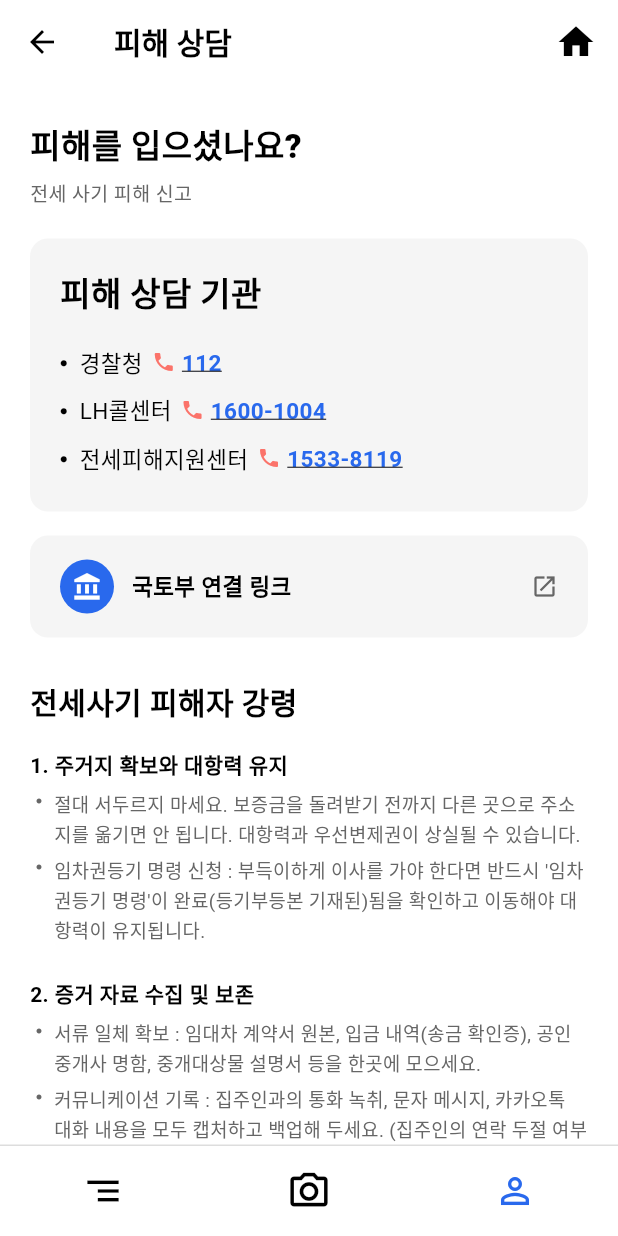
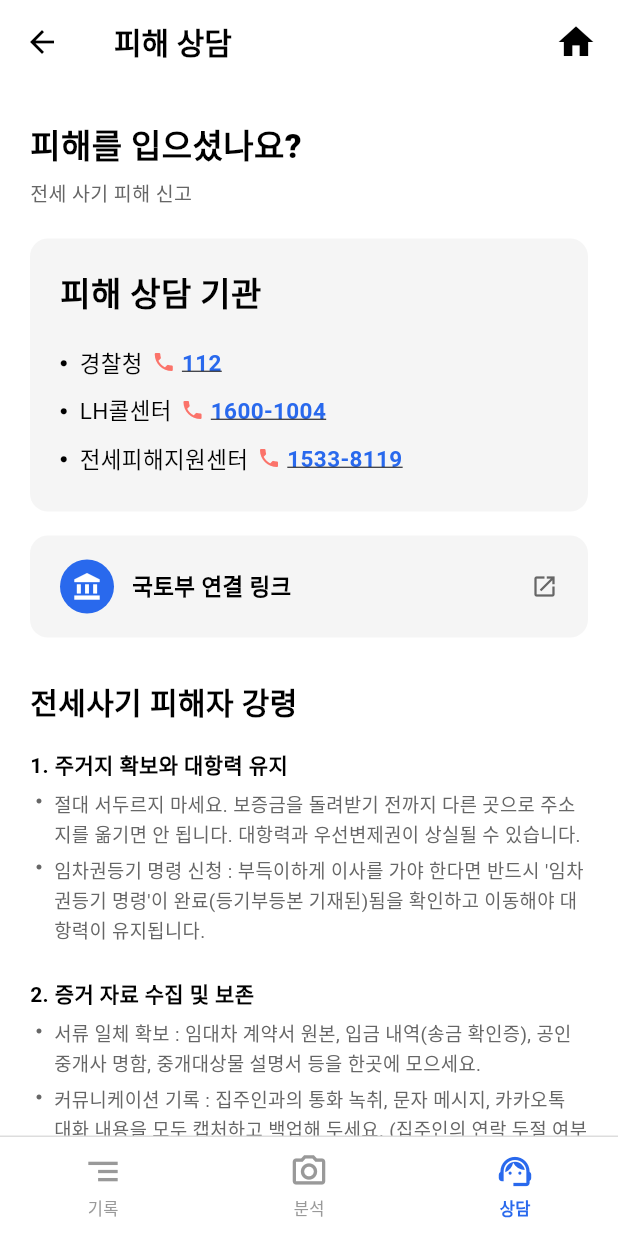
Before and after one commit to Guard-Up/Guard_Up_App, a Flutter app: the screen it shows after launch, item 3 of the bottom bar chosen, on a phone screen of 412 x 824 dp. Run offline on Flutter 3.47's test engine with Material 3 defaults, Android fonts, the phone set to English and light mode, and no system bars; our stand-ins replace camera, get, image_picker, shared_preferences, sqflite; accounts and stored records are empty.

Commit message:
하단바 통일, 분석 뒤로가기 처리, 최근기록 클릭 이동

```diff
--- a/lib/app/modules/helpsupport/controllers/help_support_controller.dart
+++ b/lib/app/modules/helpsupport/controllers/help_support_controller.dart
@@ -7,7 +7,6 @@ import '../../../routes/app_routes.dart';
 class HelpSupportController extends GetxController {
   /// 국토부 연결 링크 → 웹페이지 열기
   Future<void> openMolitWebsite() async {
-    // 국토교통부 전세사기 피해지원 안내 페이지 (필요 시 주소만 바꾸면 됨)
     final uri = Uri.parse('https://www.molit.go.kr');
     try {
       final ok = await launchUrl(uri, mode: LaunchMode.externalApplication);
@@ -47,13 +46,12 @@ class HelpSupportController extends GetxController {
     );
   }
 
-  // ─── 네비게이션 (자립상담과 동일) ──────────────────────
+  // ─── 네비게이션 ──────────────────────
   void onHomePressed() => Get.offAllNamed(Routes.home); // 홈으로
   void onHistoryPressed() => Get.toNamed(Routes.history); // 최근 기록
   void onScanPressed() => Get.toNamed(Routes.scan); // 계약서 촬영
 
   void onUserPressed() {
-    // TODO: 사용자(프로필) 페이지가 생기면 Routes.user 로 연결
     Get.snackbar(
       '안내',
       '사용자 페이지는 준비 중입니다.',
--- a/lib/app/modules/helpsupport/views/help_support_view.dart
+++ b/lib/app/modules/helpsupport/views/help_support_view.dart
@@ -1,7 +1,8 @@
 import 'package:flutter/material.dart';
+import 'package:get/get.dart';
 import '../../../constants/app_constants.dart';
+import '../../../widgets/app_bottom_nav.dart';
 import '../controllers/help_support_controller.dart';
-import 'package:get/get.dart';
 
 class HelpSupportView extends GetView<HelpSupportController> {
   const HelpSupportView({super.key});
@@ -10,7 +11,7 @@ class HelpSupportView extends GetView<HelpSupportController> {
   Widget build(BuildContext context) {
     return Scaffold(
       backgroundColor: AppColors.white,
-      // ── 상단바 ──
+      // ── 상단바: 방패 + 앱 이름 + 홈 버튼 (자립상담과 동일) ──
       appBar: AppBar(
         backgroundColor: AppColors.white,
         elevation: 0,
@@ -70,7 +71,7 @@ class HelpSupportView extends GetView<HelpSupportController> {
         ),
       ),
       // ── 하단 네비게이션 (자립상담과 동일) ──
-      bottomNavigationBar: _BottomNav(controller: controller),
+      bottomNavigationBar: const AppBottomNav(current: AppNavTab.consult),
     );
   }
 
@@ -137,7 +138,7 @@ class HelpSupportView extends GetView<HelpSupportController> {
     );
   }
 
-  // ── 국토부 연결 링크  ──────────────
+  // ── 국토부 연결 링크 (탭하면 웹페이지 열림) ──────────────
   Widget _buildMolitLink() {
     return InkWell(
       onTap: controller.openMolitWebsite,
@@ -285,49 +286,7 @@ class HelpSupportView extends GetView<HelpSupportController> {
   }
 }
 
-// ── 하단 네비게이션 바 ──────────────────
-class _BottomNav extends StatelessWidget {
-  final HelpSupportController controller;
-  const _BottomNav({required this.controller});
-
-  @override
-  Widget build(BuildContext context) {
-    return Container(
-      decoration: const BoxDecoration(
-        color: AppColors.white,
-        border: Border(top: BorderSide(color: AppColors.borderLine)),
-      ),
-      child: SafeArea(
-        top: false,
-        child: Padding(
-          padding: const EdgeInsets.symmetric(vertical: 6),
-          child: Row(
-            mainAxisAlignment: MainAxisAlignment.spaceAround,
-            children: [
-              IconButton(
-                icon: const Icon(Icons.segment, size: 28, color: AppColors.textBlack),
-                tooltip: '최근 기록',
-                onPressed: controller.onHistoryPressed,
-              ),
-              IconButton(
-                icon: const Icon(Icons.photo_camera_outlined, size: 30, color: AppColors.textBlack),
-                tooltip: '계약서 촬영',
-                onPressed: controller.onScanPressed,
-              ),
-              IconButton(
-                icon: const Icon(Icons.person_outline, size: 28, color: AppColors.primaryBlue),
-                tooltip: '사용자',
-                onPressed: controller.onUserPressed,
-              ),
-            ],
-          ),
-        ),
-      ),
-    );
-  }
-}
-
-/// 피해 상담 기관
+/// 피해 상담 기관 (고정 데이터용 모델)
 class Agency {
   final String name; // 기관명
   final String phone; // 전화번호
@@ -335,7 +294,7 @@ class Agency {
   const Agency({required this.name, required this.phone});
 }
 
-/// 피해 상담 기관 고정 목록
+/// 피해 상담 기관 고정 목록 (재사용 상수)
 const List<Agency> kHelpAgencies = [
   Agency(name: '경찰청', phone: '112'),
   Agency(name: 'LH콜센터', phone: '1600-1004'),
--- a/lib/app/modules/home/views/home_view.dart
+++ b/lib/app/modules/home/views/home_view.dart
@@ -2,6 +2,7 @@ import 'package:flutter/material.dart';
 import 'package:get/get.dart';
 import '../../../constants/app_constants.dart';
 import '../../../routes/app_routes.dart';
+import '../../../widgets/app_bottom_nav.dart';
 import '../controllers/home_controller.dart';
 
 class HomeView extends GetView<HomeController> {
@@ -94,7 +95,8 @@ class HomeView extends GetView<HomeController> {
           ],
         ),
       ),
-      bottomNavigationBar: const _BottomNav(),
+      // 공통 하단바 사용 (모든 화면 위치/SafeArea 통일)
+      bottomNavigationBar: const AppBottomNav(current: AppNavTab.analyze),
     );
   }
 }
@@ -216,78 +218,3 @@ class _MenuCard extends StatelessWidget {
     );
   }
 }
-
-class _BottomNav extends StatelessWidget {
-  const _BottomNav();
-
-  @override
-  Widget build(BuildContext context) {
-    return Container(
-      decoration: const BoxDecoration(
-        color: AppColors.white,
-        border: Border(top: BorderSide(color: AppColors.borderLine)),
-      ),
-      padding: const EdgeInsets.symmetric(vertical: 8),
-      child: Row(
-        mainAxisAlignment: MainAxisAlignment.spaceAround,
-        children: [
-          _NavItem(
-            icon: Icons.menu_rounded,
-            label: '기록',
-            isActive: false,
-            onTap: () => Get.toNamed(Routes.history),
-          ),
-          _NavItem(
-            icon: Icons.camera_alt_outlined,
-            label: '분석',
-            isActive: true,
-            onTap: () => Get.toNamed(Routes.analyzing),
-          ),
-          _NavItem(
-            icon: Icons.person_outline,
-            label: '상담',
-            isActive: false,
-            onTap: () => Get.toNamed(Routes.helpSupport),
-          ),
-        ],
-      ),
-    );
-  }
-}
-
-class _NavItem extends StatelessWidget {
-  final IconData icon;
-  final String label;
-  final bool isActive;
-  final VoidCallback onTap;
-
-  const _NavItem({
-    required this.icon,
-    required this.label,
-    required this.isActive,
-    required this.onTap,
-  });
-
-  @override
-  Widget build(BuildContext context) {
-    final color = isActive ? AppColors.primaryBlue : AppColors.textDisable;
-    return GestureDetector(
-      onTap: onTap,
-      child: Column(
-        mainAxisSize: MainAxisSize.min,
-        children: [
-          Icon(icon, color: color, size: 26),
-          const SizedBox(height: 4),
-          Text(
-            label,
-            style: TextStyle(
-              fontSize: 11,
-              color: color,
-              fontWeight: isActive ? FontWeight.w600 : FontWeight.w400,
-            ),
-          ),
-        ],
-      ),
-    );
-  }
-}
```
Also changed, not shown: lib/app/modules/analyzing/controllers/analyzing_controller.dart (+98 -8 lines), lib/app/modules/analyzing/views/analyzing_view.dart (+24 -3 lines), lib/app/modules/independencesupport/views/independence_support_view.dart (+5 -48 lines).
